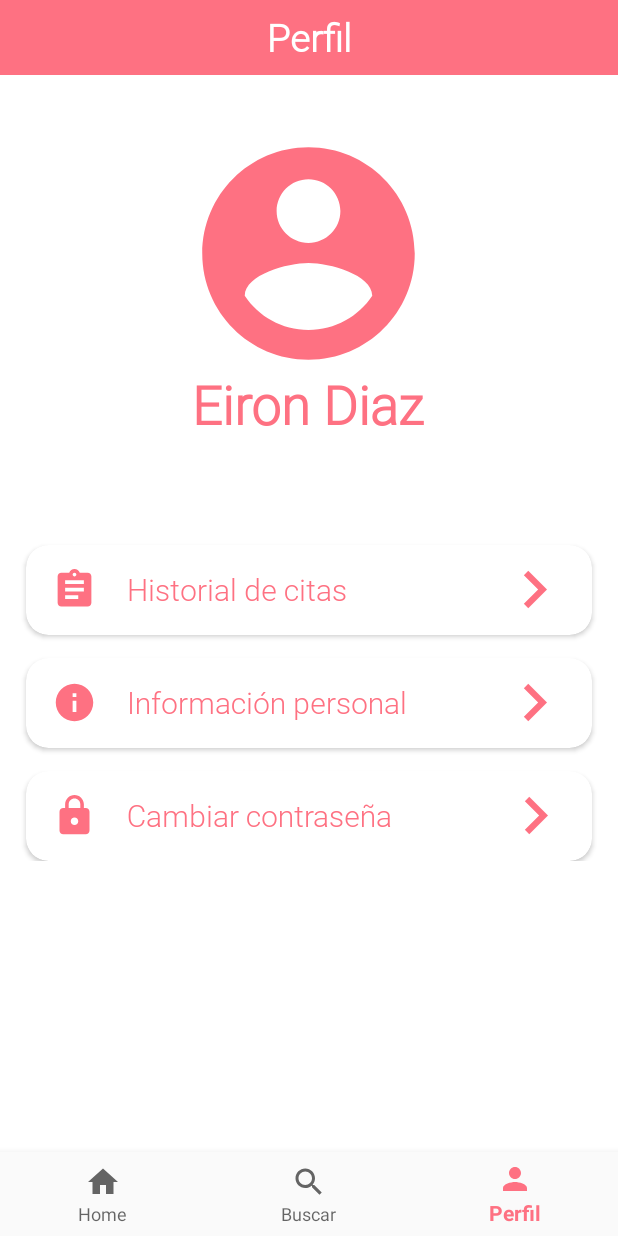
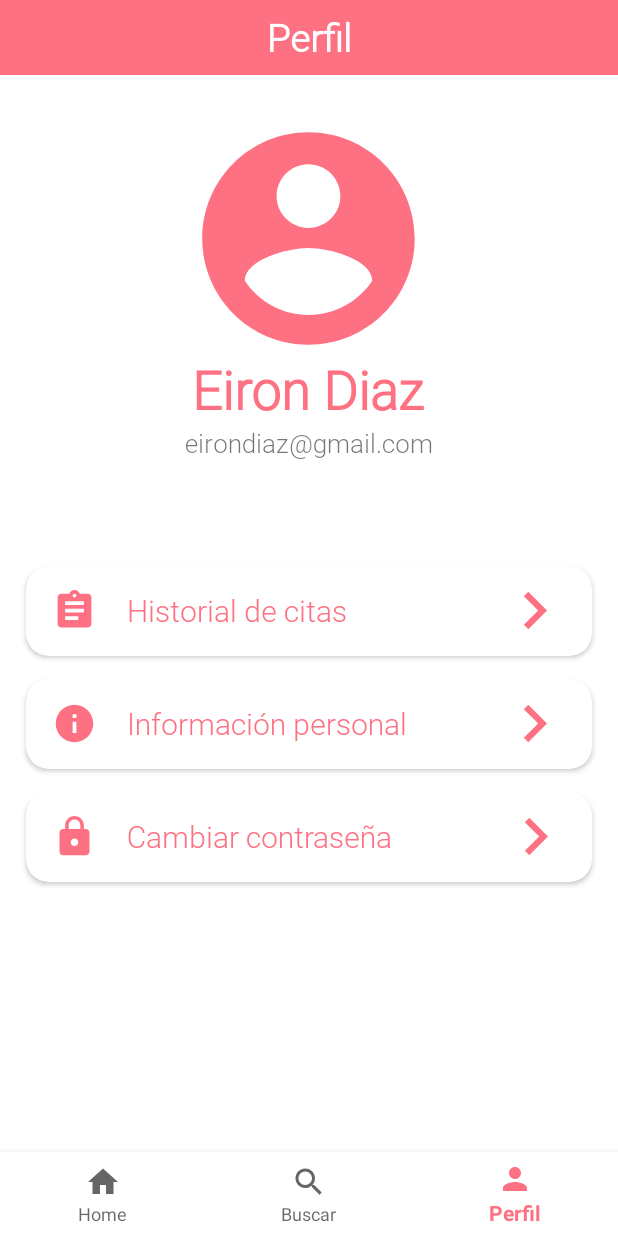
Before and after one commit to eirondiaz/proyectoFinal, an Android app: the MainActivity screen opened directly, with no data from a screen before it, item 3 of the bottom bar chosen, on a phone screen of 412 x 824 dp. Run offline under Robolectric (Android 15) with nearby library versions, the phone set to English and light mode, and no system bars.

Commit message:
rediseño del perfil

```diff
--- a/app/src/main/java/com/example/PacienteLogin.java
+++ b/app/src/main/java/com/example/PacienteLogin.java
@@ -8,6 +8,7 @@ import android.view.View;
 import android.widget.Button;
 import android.widget.ImageView;
 
+import com.example.proyectofinal.MainActivity;
 import com.example.proyectofinal.PreLogin;
 import com.example.proyectofinal.R;
 
@@ -42,7 +43,7 @@ public class PacienteLogin extends AppCompatActivity implements View.OnClickList
                 //AQUI VA EL CODIGO DEL EVENTO DEL BOTON DE INICIAR SESION
                 break;
             case R.id.btnRegistro:
-                //AQUI VA EL CODIGO DEL EVENTO DEL BOTON DE REGISTRO
+                startActivity(new Intent(PacienteLogin.this, MainActivity.class));
                 break;
         }
     }
--- a/app/src/main/res/layout/activity_main.xml
+++ b/app/src/main/res/layout/activity_main.xml
@@ -4,6 +4,7 @@
     xmlns:tools="http://schemas.android.com/tools"
     android:layout_width="match_parent"
     android:layout_height="match_parent"
+    android:background="#fff"
     tools:context=".MainActivity">
 
     <RelativeLayout
@@ -22,6 +23,7 @@
             android:layout_height="wrap_content"
             android:layout_alignParentBottom="true"
             app:menu="@menu/menu_items"
+            app:backgroundTint="#FFF"
             android:background="?android:attr/windowBackground"/>
 
     </RelativeLayout>
--- a/app/src/main/res/layout/fragment_perfil.xml
+++ b/app/src/main/res/layout/fragment_perfil.xml
@@ -44,10 +44,11 @@
                 <ImageView
                     android:layout_width="170dp"
                     android:layout_height="170dp"
-                    android:layout_marginTop="20dp"
+                    android:layout_marginTop="10dp"
                     android:src="@drawable/ic_account_circle_black_24dp"/>
 
                 <TextView
+                    android:id="@+id/tvNombre"
                     android:layout_width="wrap_content"
                     android:layout_height="wrap_content"
                     android:text="Eiron Diaz"
@@ -56,6 +57,14 @@
                     android:layout_marginTop="-8dp"
                     android:fontFamily="@font/roboto_light"
                     android:textStyle="bold"/>
+
+                <TextView
+                    android:id="@+id/tvEmail"
+                    android:layout_width="wrap_content"
+                    android:layout_height="wrap_content"
+                    android:text="eirondiaz@gmail.com"
+                    android:textSize="17sp"
+                    android:fontFamily="@font/roboto_light"/>
 
                 <androidx.cardview.widget.CardView
                     android:layout_width="match_parent"
@@ -141,7 +150,8 @@
                     app:cardCornerRadius="15dp"
                     android:layout_marginLeft="3dp"
                     android:layout_marginRight="3dp"
-                    android:layout_marginTop="15dp">
+                    android:layout_marginTop="15dp"
+                    android:layout_marginBottom="4dp">
 
                     <LinearLayout
                         android:layout_width="match_parent"
```
